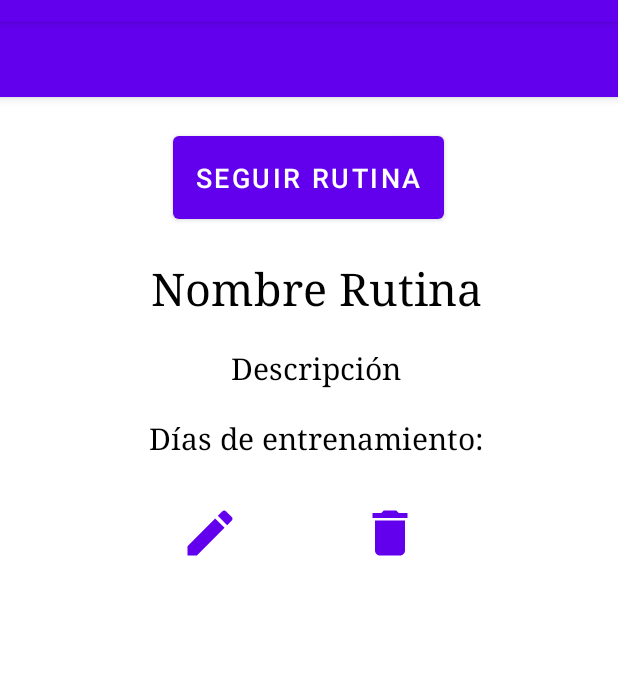
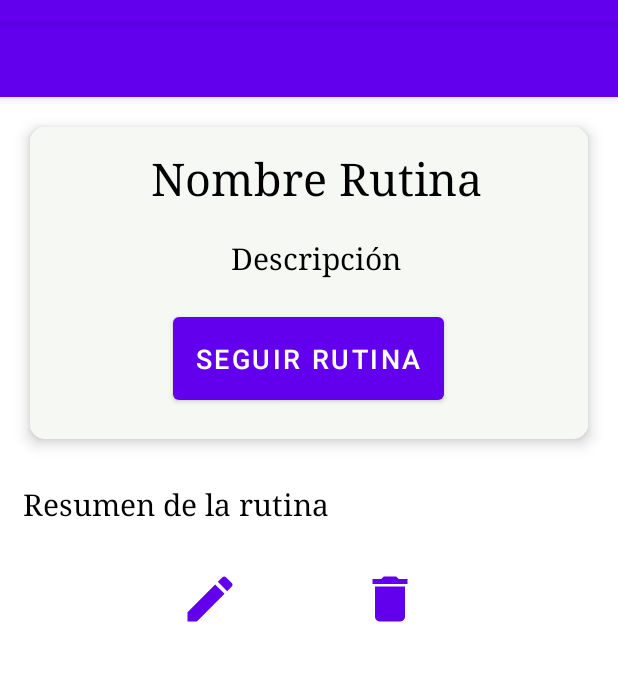
Before and after one commit to PaulaOA/DailyGym, an Android app: the fragment DetallesRutinaFragment shown on its own in the app's theme, on a phone screen of 412 x 824 dp, the part 62-743 px from its top. Run offline under Robolectric (Android 15) with nearby library versions, the phone set to English and light mode, and no system bars; 3 statements that could not run were skipped.

Commit message:
Fragmento detalles Rutina

```diff
--- a/app/src/main/res/layout/activity_main.xml
+++ b/app/src/main/res/layout/activity_main.xml
@@ -48,6 +48,7 @@
                     android:layout_height="wrap_content"
                     android:layout_weight="1"
                     android:backgroundTint="@color/white"
+                    android:background="@color/transparent"
                     android:drawableRight="@drawable/menu"
                     android:paddingRight="20dp" />
 
--- a/app/src/main/res/layout/cardview_dia_entreno.xml
+++ b/app/src/main/res/layout/cardview_dia_entreno.xml
@@ -2,7 +2,7 @@
 <androidx.constraintlayout.widget.ConstraintLayout xmlns:android="http://schemas.android.com/apk/res/android"
     xmlns:tools="http://schemas.android.com/tools"
     android:layout_width="match_parent"
-    android:layout_height="wrap_content">
+    android:layout_height="70dp">
 
     <androidx.cardview.widget.CardView
         android:id="@+id/cardViewDiaRutina"
--- a/app/src/main/res/layout/fragment_detalles_rutina.xml
+++ b/app/src/main/res/layout/fragment_detalles_rutina.xml
@@ -17,30 +17,36 @@
 
     </com.google.android.material.appbar.AppBarLayout>
 
+    <androidx.core.widget.NestedScrollView
+        android:layout_width="match_parent"
+        android:layout_height="0dp"
+        app:layout_constraintBottom_toTopOf="@id/menuNavegacionDetallesRutina"
+        app:layout_constraintTop_toBottomOf="@id/appBarDetallesRutina"
+        app:layout_constraintStart_toStartOf="parent"
+        app:layout_constraintEnd_toEndOf="parent">
+
         <LinearLayout
             android:layout_width="match_parent"
-        android:layout_height="0dp"
-        android:orientation="vertical"
-        app:layout_constraintTop_toBottomOf="@id/appBarDetallesRutina"
-        app:layout_constraintBottom_toTopOf="@id/menuNavegacionDetallesRutina"
-        app:layout_constraintEnd_toEndOf="parent"
-        app:layout_constraintStart_toStartOf="parent">
+            android:layout_height="wrap_content"
+            android:orientation="vertical">
+
+            <androidx.cardview.widget.CardView
+                android:id="@+id/cardViewDetalles"
+                android:layout_width="match_parent"
+                android:layout_height="wrap_content"
+                android:layout_gravity="center"
+                android:layout_margin="20dp"
+                app:cardCornerRadius="10dp"
+                app:cardElevation="6dp"
+                android:background="#F6F8F4">
 
                 <LinearLayout
                     android:id="@+id/layoutDetalles"
                     android:layout_width="match_parent"
                     android:layout_height="wrap_content"
+                    android:layout_gravity="center"
+                    android:background="#F6F8F4"
                     android:orientation="vertical">
-
-            <Button
-                android:id="@+id/btnSeguirRutina"
-                android:layout_width="wrap_content"
-                android:layout_height="wrap_content"
-                android:layout_gravity="center"
-                android:layout_margin="20dp"
-                android:padding="15dp"
-                android:text="Seguir rutina"
-                android:textSize="18dp" />
 
                     <TextView
                         android:id="@+id/textViewDetalleNombre"
@@ -49,6 +55,7 @@
                         android:fontFamily="serif"
                         android:gravity="center"
                         android:paddingLeft="10dp"
+                        android:paddingTop="14dp"
                         android:paddingBottom="10dp"
                         android:text="Nombre Rutina"
                         android:textColor="@color/black"
@@ -62,32 +69,41 @@
                         android:gravity="center"
                         android:paddingLeft="10dp"
                         android:paddingTop="10dp"
-                android:paddingBottom="10dp"
                         android:text="Descripción"
                         android:textColor="@color/black"
                         android:textSize="20dp" />
+
+                    <Button
+                        android:id="@+id/btnSeguirRutina"
+                        android:layout_width="wrap_content"
+                        android:layout_height="wrap_content"
+                        android:layout_gravity="center"
+                        android:layout_margin="20dp"
+                        android:padding="15dp"
+                        android:text="Seguir rutina"
+                        android:textSize="18dp" />
+
+                </LinearLayout>
+            </androidx.cardview.widget.CardView>
 
             <TextView
                 android:id="@+id/textView1"
                 android:layout_width="match_parent"
                 android:layout_height="wrap_content"
                 android:fontFamily="serif"
-                android:gravity="center"
-                android:paddingLeft="10dp"
+                android:gravity="left"
+                android:paddingLeft="15dp"
                 android:paddingTop="10dp"
                 android:paddingBottom="10dp"
-                android:text="Días de entrenamiento:"
+                android:text="Resumen de la rutina"
                 android:textColor="@color/black"
                 android:textSize="20dp" />
-
-        </LinearLayout>
 
             <LinearLayout
                 android:id="@+id/layoutDiasEntreno"
                 android:layout_width="match_parent"
                 android:layout_height="wrap_content"
-            android:orientation="vertical">
-        </LinearLayout>
+                android:orientation="vertical"></LinearLayout>
 
             <LinearLayout
                 android:id="@+id/layoutHorizontal"
@@ -117,6 +133,7 @@
                     android:paddingBottom="10dp" />
             </LinearLayout>
         </LinearLayout>
+    </androidx.core.widget.NestedScrollView>
 
 
     <com.google.android.material.bottomnavigation.BottomNavigationView
```
Lines whose indentation alone changed are shown as unchanged.
